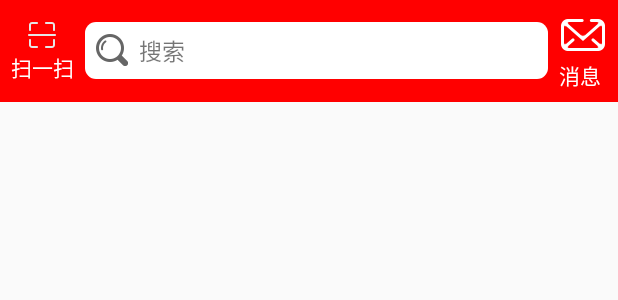
After one commit to guo519300884/GuoJianWei, an Android app: the layout titlebar.xml on its own in the app's theme, with its tools: preview values and no code run, on a phone screen of 412 x 824 dp. The commit adds this screen. Shown: the top 300 px of the screen. Run offline under Robolectric (Android 15) with nearby library versions, the phone set to English and light mode, and no system bars.

Commit message:
2.欢迎页面 & 主页标题视图

```diff
--- a/app/build.gradle
+++ b/app/build.gradle
@@ -26,8 +26,9 @@ dependencies {
     })
     compile 'com.android.support:appcompat-v7:25.2.0'
     compile 'com.android.support.constraint:constraint-layout:1.0.1'
-    testCompile 'junit:junit:4.12'
     compile 'com.google.code.gson:gson:2.8.0'
     compile 'com.android.support:recyclerview-v7:25.2.0'
     compile 'com.jakewharton:butterknife:5.1.1'
+    testCompile 'junit:junit:4.12'
+    compile 'com.zhy:okhttputils:2.6.2'
 }
--- /dev/null
+++ b/app/src/main/res/drawable/home_search_shape.xml
@@ -0,0 +1,6 @@
+<?xml version="1.0" encoding="utf-8"?>
+<shape xmlns:android="http://schemas.android.com/apk/res/android"
+    android:shape="rectangle">
+    <solid android:color="#ffffff" />
+    <corners android:radius="7dp" />
+</shape>
--- /dev/null
+++ b/app/src/main/res/layout/titlebar.xml
@@ -0,0 +1,44 @@
+<?xml version="1.0" encoding="utf-8"?>
+<LinearLayout xmlns:android="http://schemas.android.com/apk/res/android"
+    android:layout_width="match_parent"
+    android:layout_height="wrap_content"
+    android:background="#ff0000"
+    android:gravity="center_vertical"
+    android:orientation="horizontal"
+    android:padding="7dp">
+
+    <TextView
+        android:id="@+id/tv_scan"
+        android:layout_width="wrap_content"
+        android:layout_height="wrap_content"
+        android:drawableTop="@drawable/scan"
+        android:gravity="center_vertical"
+        android:paddingRight="7dp"
+        android:text="扫一扫"
+        android:textColor="#ffffff" />
+
+    <TextView
+        android:id="@+id/tv_search"
+        android:layout_width="0dp"
+        android:layout_height="wrap_content"
+        android:layout_weight="1"
+        android:background="@drawable/home_search_shape"
+        android:drawableLeft="@drawable/home_search_icon"
+        android:drawablePadding="7dp"
+        android:gravity="center_vertical"
+        android:padding="7dp"
+        android:text="搜索"
+        android:textSize="15sp" />
+
+
+    <TextView
+        android:id="@+id/tv_news"
+        android:layout_width="wrap_content"
+        android:layout_height="wrap_content"
+        android:drawableTop="@drawable/new_message_icon"
+        android:gravity="center_vertical"
+        android:paddingLeft="7dp"
+        android:text="消息"
+        android:textColor="#ffffff" />
+
+</LinearLayout>
```
Also changed, not shown: app/src/main/AndroidManifest.xml (+6 -1 lines), app/src/main/java/gjw/guojianwei/activity/WelcomeActivity.java (added, +76 -0 lines), app/src/main/java/gjw/guojianwei/fragment/HomeFragment.java (+94 -8 lines), app/src/main/java/gjw/guojianwei/utils/CacheUtils.java (added, +105 -0 lines), app/src/main/java/gjw/guojianwei/utils/Constants.java (added, +16 -0 lines), app/src/main/res/layout/activity_welcome.xml (added, +24 -0 lines), app/src/main/res/layout/fragment_home.xml (added, +30 -0 lines), app/src/main/res/drawable-hdpi/home_search_icon.png (added), app/src/main/res/drawable-hdpi/new_message_icon.png (added), app/src/main/res/drawable-hdpi/scan.png (added), app/src/main/res/drawable-hdpi/top_btn.png (added).
